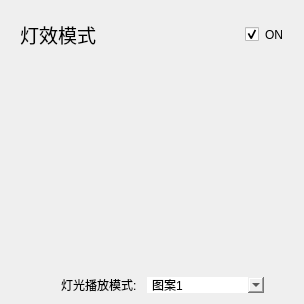
This is Module/ModuleEfMode.ui in wlffeng2008/AkkoStudio as Qt 5 draws it before an edit. The edited form follows.
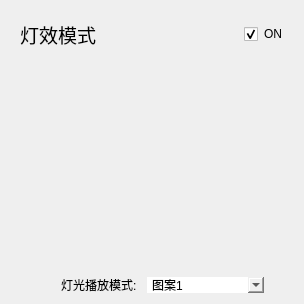
This is the edited form. Custom widgets are drawn as their Qt base class.

What changed in the file:
```diff
--- a/Module/ModuleEfMode.ui
+++ b/Module/ModuleEfMode.ui
@@ -60,6 +60,18 @@
      </item>
      <item>
       <widget class="ToggleButton" name="checkBoxEFMode">
+       <property name="minimumSize">
+        <size>
+         <width>40</width>
+         <height>20</height>
+        </size>
+       </property>
+       <property name="maximumSize">
+        <size>
+         <width>40</width>
+         <height>20</height>
+        </size>
+       </property>
        <property name="text">
         <string>ON</string>
        </property>
```
